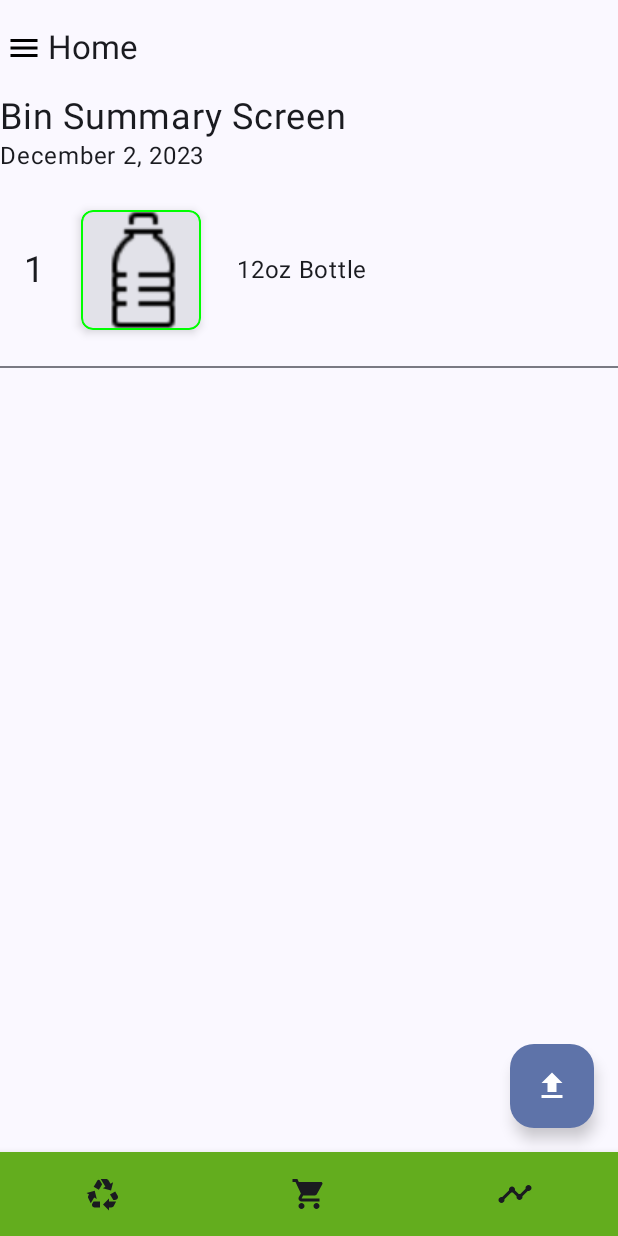
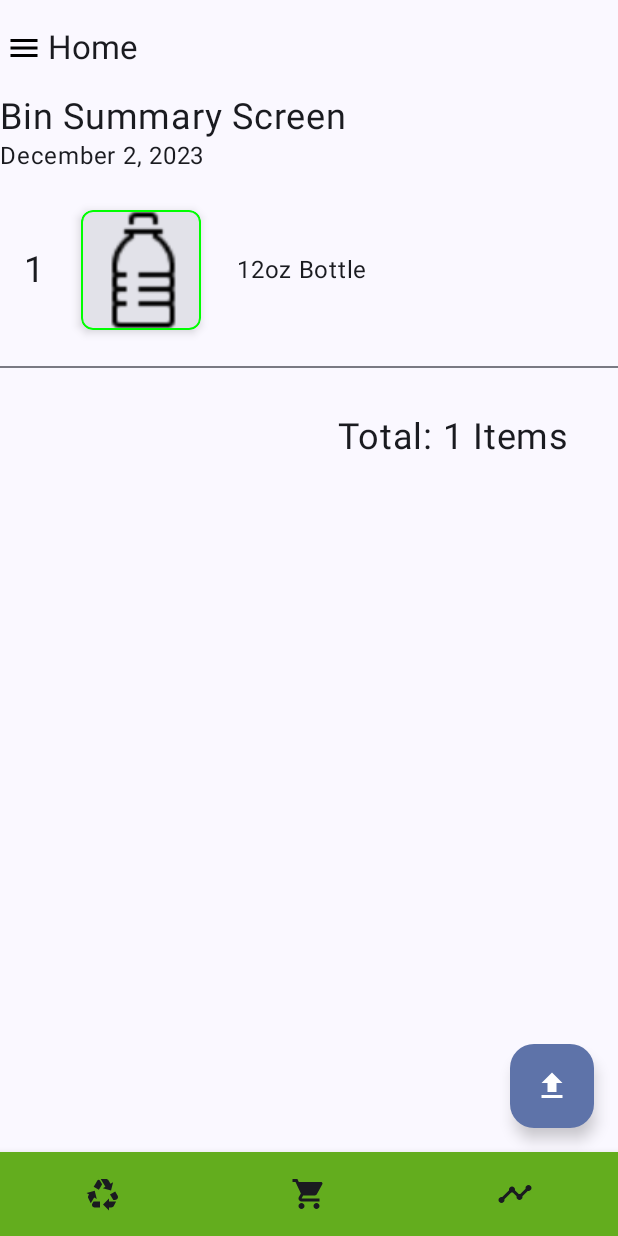
Before and after one commit to jaredbaca/RecyclingTracker, an Android app built with Jetpack Compose: the BinSummaryScreen screen opened through its navigation route, on a phone screen of 412 x 824 dp. Run offline under Robolectric (Android 15) with nearby library versions, the phone set to English and light mode, and no system bars; our stand-ins replace Firebase (no records; nobody signed in at launch, a user with empty details on screens opened directly); 1 statement that could not run was skipped.

Commit message:
added totals to summary page

```diff
--- a/app/src/main/java/edu/bu/recyclingtracker/ui/screens/BinSummaryScreen.kt
+++ b/app/src/main/java/edu/bu/recyclingtracker/ui/screens/BinSummaryScreen.kt
@@ -1,9 +1,12 @@
 package edu.bu.recyclingtracker.ui.screens
 
+import androidx.compose.foundation.layout.Arrangement
 import androidx.compose.foundation.layout.Column
 import androidx.compose.foundation.layout.Row
 import androidx.compose.foundation.layout.fillMaxSize
+import androidx.compose.foundation.layout.fillMaxWidth
 import androidx.compose.foundation.layout.padding
+import androidx.compose.foundation.lazy.LazyColumn
 import androidx.compose.material.icons.Icons
 import androidx.compose.material.icons.filled.Upload
 import androidx.compose.material3.Divider
@@ -17,6 +20,7 @@ import androidx.compose.runtime.Composable
 import androidx.compose.runtime.mutableStateOf
 import androidx.compose.ui.Alignment
 import androidx.compose.ui.Modifier
+import androidx.compose.ui.text.style.TextAlign
 import androidx.compose.ui.tooling.preview.Preview
 import androidx.compose.ui.unit.dp
 import androidx.compose.ui.unit.sp
@@ -82,11 +86,13 @@ fun BinSummaryScreen(navController: NavController, viewModel: LogRecyclablesView
                     Text(text = dateFormat.format(Date()))
                 }
 
-                viewModel.uiState.value.itemCounts.value.forEach {
-                    if(it.quantity > 0) {
-                        Row(verticalAlignment = Alignment.CenterVertically) {
+                LazyColumn(content = {
+                    items(viewModel.uiState.value.itemCounts.value.size) {
+                        index ->
+                        if(viewModel.uiState.value.itemCounts.value[index].quantity > 0) {
+                            Row(verticalAlignment = Alignment.CenterVertically) {
 //                            Text(text = "${it.name}: ${it.quantity}")
-                            Text(text=it.quantity.toString(),
+                            Text(text=viewModel.uiState.value.itemCounts.value[index].quantity.toString(),
                                 fontSize = 24.sp,
                                 modifier = Modifier
                                     .padding(start = 16.dp))
@@ -94,17 +100,27 @@ fun BinSummaryScreen(navController: NavController, viewModel: LogRecyclablesView
                             ItemCard(
                                 selected = false,
                                 name = "",
-                                itemUiState = it,
+                                itemUiState = viewModel.uiState.value.itemCounts.value[index],
                                 viewModel = viewModel,
                                 index = 0,
                                 counterVisible = false
                             )
-                            Text(text = it.name)
+                            Text(text = viewModel.uiState.value.itemCounts.value[index].name)
                         }
                         Divider()
                     }
-                }
-
+                        }
+                    item {
+                        Row(modifier = Modifier
+                            .padding(32.dp)
+                            .fillMaxWidth(),
+                            horizontalArrangement = Arrangement.End
+                        ) {
+                            Text(text = "Total: ${viewModel.uiState.value.itemCounts.value.sumOf { it.quantity }} Items",
+                            fontSize = 24.sp)
+                        }
+                    }
+                })
             }
 
         }
```
